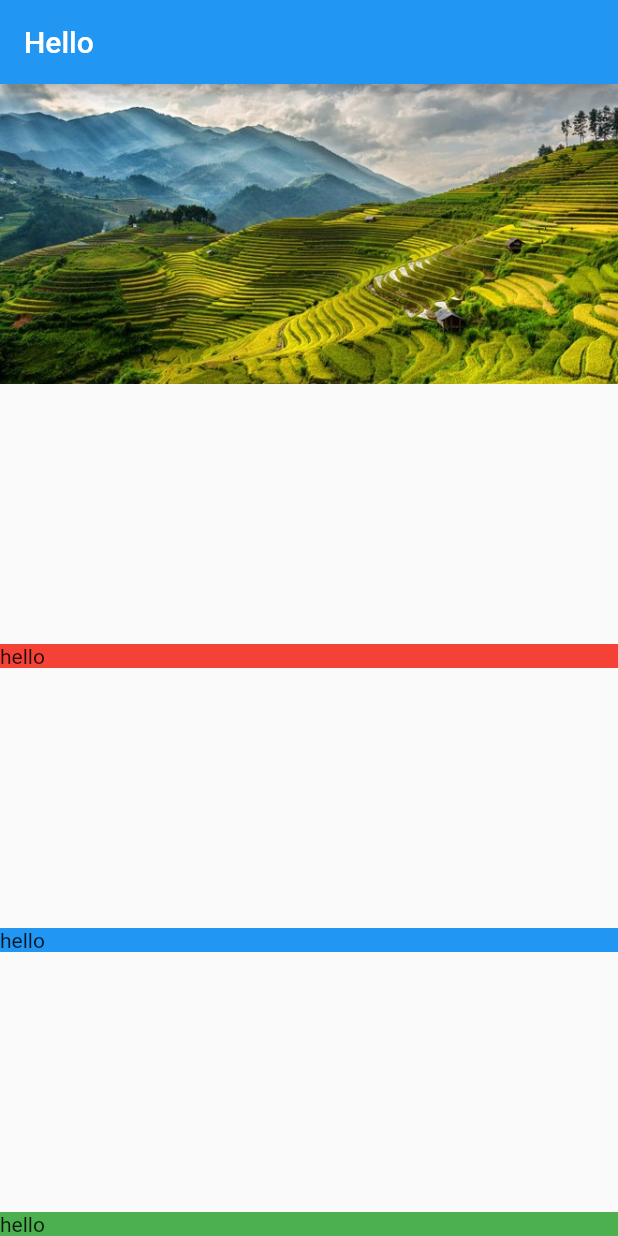
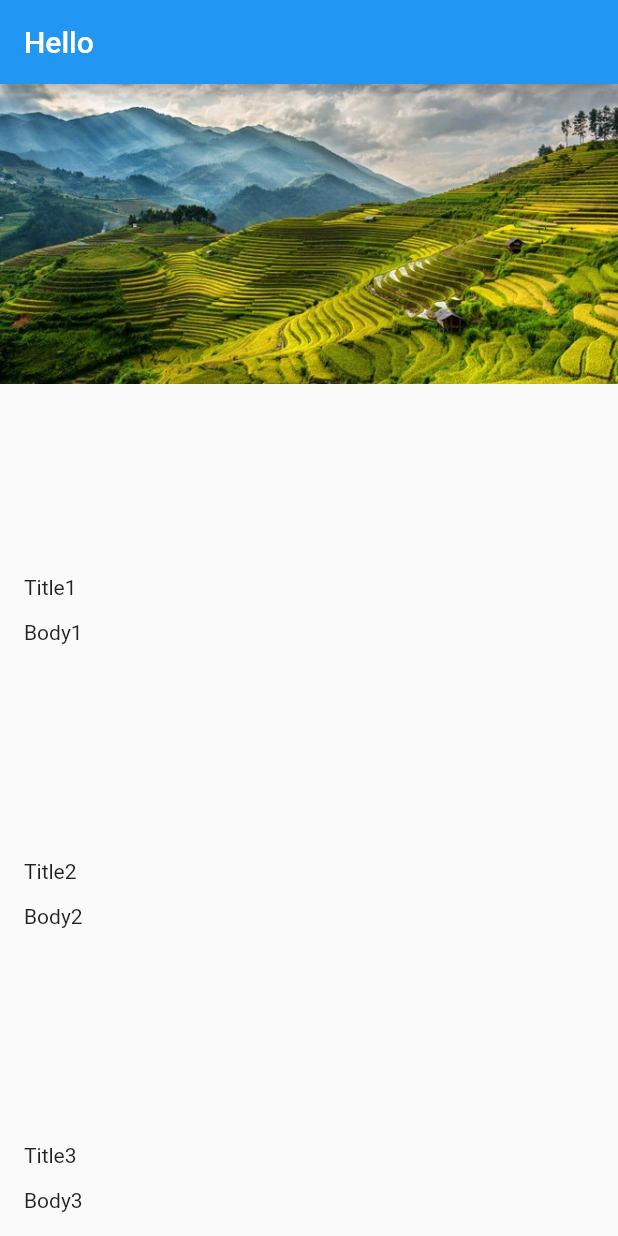
Before and after one commit to tuanvu9981/FundamentalFlutter, a Flutter app: the screen it shows after launch, on a phone screen of 412 x 824 dp. Run offline on Flutter 3.47's test engine with Material 2 defaults, Android fonts, the phone set to English and light mode, and no system bars.

Commit message:
feat: padding for text

```diff
--- a/lib/screens/TextSection.dart
+++ b/lib/screens/TextSection.dart
@@ -1,17 +1,32 @@
 import 'package:flutter/material.dart';
 
 class TextSection extends StatelessWidget {
-  final Color _color;
+  // final Color _color;
+  final String _title;
+  final String _body;
+  static const double _hPad = 16.0; // pixel
 
-  TextSection(this._color);
+  TextSection(this._title, this._body);
 
   @override
   Widget build(BuildContext context) {
-    return Container(
-      decoration: BoxDecoration(
-        color: _color,
-      ),
-      child: Text('hello'),
-    );
+    return Column(
+        mainAxisAlignment: MainAxisAlignment.start,
+        // text appears at start of lines
+
+        crossAxisAlignment: CrossAxisAlignment.stretch,
+        // stretch(v) căng ra --> Tương đương căn đều Ctrl Jutified
+
+        children: [
+          Container(
+            // padding với thứ tự: LEFT-TOP-RIGHT-BOTTOM
+            padding: const EdgeInsets.fromLTRB(_hPad, 32.0, _hPad, 4.0),
+            child: Text(this._title)
+          ),
+          Container(
+            padding: const EdgeInsets.fromLTRB(_hPad, 10.0, _hPad, _hPad),
+            child: Text(this._body)
+          ),
+        ]);
   }
 }
--- a/lib/screens/location_details.dart
+++ b/lib/screens/location_details.dart
@@ -15,9 +15,9 @@ class LocationDetail extends StatelessWidget {
             //whole section from left to right
             children: [
               ImageBanner("assets/images/ruong-bac-thang.jpg"),
-              TextSection(Colors.red),
-              TextSection(Colors.blue),
-              TextSection(Colors.green),
+              TextSection("Title1", "Body1"),
+              TextSection("Title2", "Body2"),
+              TextSection("Title3", "Body3"),
             ]));
   }
 }
```
